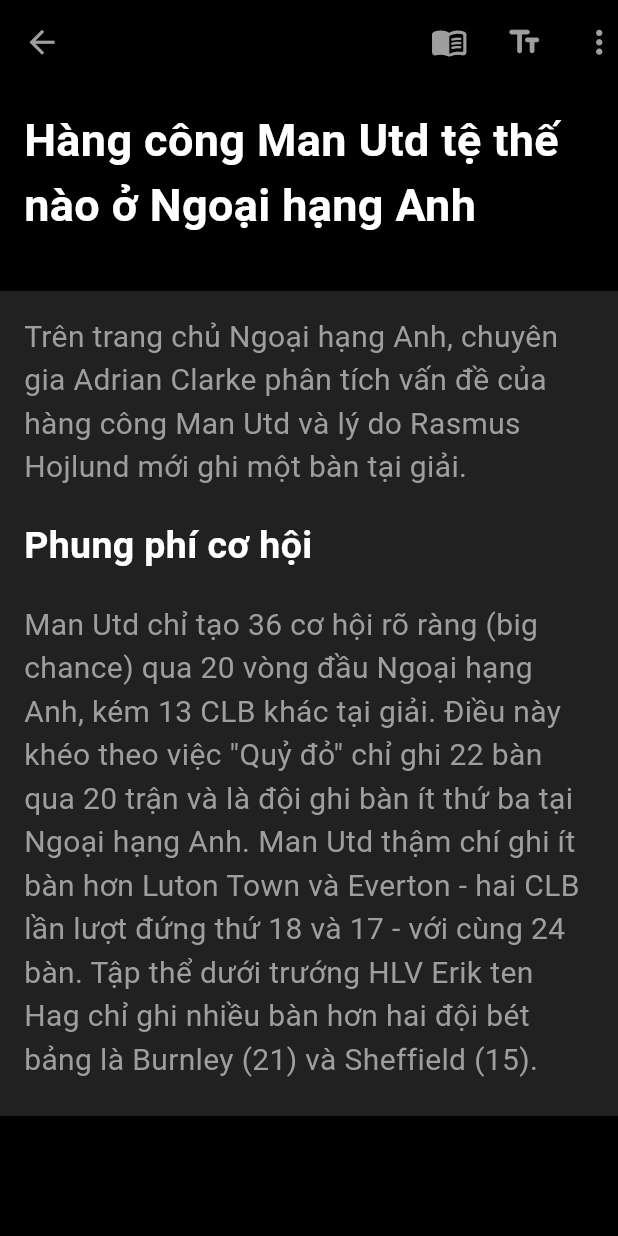
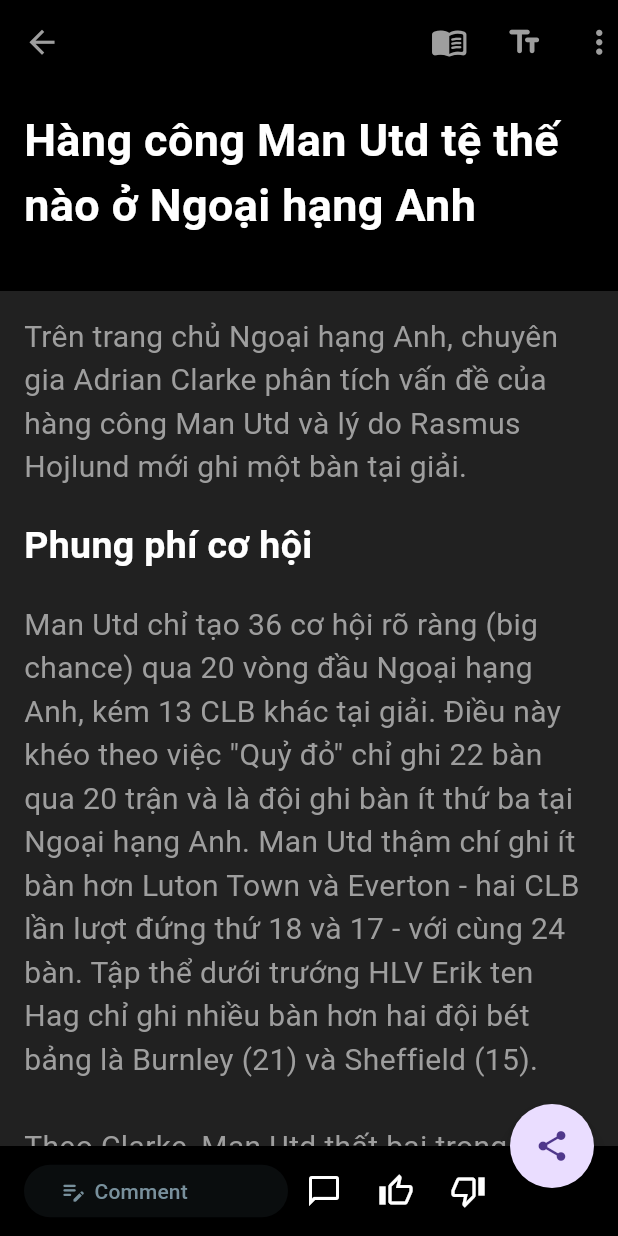
Before and after one commit to thanhNgan13/CS2-New, a Flutter app: the screen it shows after launch, after a tap on "VNExpress", on a phone screen of 412 x 824 dp. Run offline on Flutter 3.47's test engine with Material 3 defaults, Android fonts, the phone set to English and light mode, and no system bars; our stand-ins replace country_picker, video_player; network calls fail.

Commit message:
Update 23/01/2024

```diff
--- a/lib/src/views/pages/home.dart
+++ b/lib/src/views/pages/home.dart
@@ -23,8 +23,8 @@ class HomePage extends StatelessWidget {
         ],
         images: [
           'https://i1-thethao.vnecdn.net/2024/01/14/2024-01-08T204852Z-1703142120-3736-5554-1705207448.jpg?w=1020&h=0&q=100&dpr=1&fit=crop&s=-IZ3kjbZEXAK1zhPBsGgig',
-          'https://i1-thethao.vnecdn.net/2024/01/14/343937T-highres-jpeg-6405-1705207448.jpg?w=1020&h=0&q=100&dpr=1&fit=crop&s=D4RoWN5RQfJKccjTHb0pdg',
-          'https://i1-thethao.vnecdn.net/2024/01/14/Hojlund-v-Luton-jpeg-9670-1705207448.jpg?w=1020&h=0&q=100&dpr=1&fit=crop&s=Mmpd742x7LIjQeVk6N3RFw',
+          'https://i1-thethao.vnecdn.net/2024/01/14/2024-01-08T204852Z-1703142120-3736-5554-1705207448.jpg?w=1020&h=0&q=100&dpr=1&fit=crop&s=-IZ3kjbZEXAK1zhPBsGgig',
+          'https://i1-thethao.vnecdn.net/2024/01/14/2024-01-08T204852Z-1703142120-3736-5554-1705207448.jpg?w=1020&h=0&q=100&dpr=1&fit=crop&s=-IZ3kjbZEXAK1zhPBsGgig',
         ])
   ];
 
--- a/lib/src/widgets/BodyPost.dart
+++ b/lib/src/widgets/BodyPost.dart
@@ -170,9 +170,75 @@ class BodyPost extends StatelessWidget {
           ],
         ),
       ),
+      floatingActionButton: FloatingActionButton(
+        onPressed: () {},
+        shape: const CircleBorder(),
+        child: const Icon(Icons.share),
+      ),
+      floatingActionButtonLocation: FloatingActionButtonLocation.endDocked,
       bottomNavigationBar: BottomAppBar(
         color: Colors.black,
-        child: Row(),
+        height: 60,
+        child: Row(
+          crossAxisAlignment: CrossAxisAlignment.center,
+          children: [
+            Expanded(
+              child: ElevatedButton(
+                onPressed: () {},
+                style: ButtonStyle(
+                  minimumSize: MaterialStateProperty.all(const Size(140, 35)),
+                  backgroundColor: MaterialStateProperty.all<Color>(
+                      Colors.blueGrey.withOpacity(0.1)),
+                ),
+                child: Row(
+                  children: [
+                    Icon(
+                      Icons.edit_note_rounded,
+                      color: Colors.blueGrey[400],
+                    ),
+                    const SizedBox(
+                      width: 5,
+                    ),
+                    Text(
+                      'Comment',
+                      style: TextStyle(color: Colors.blueGrey[400]),
+                    ),
+                  ],
+                ),
+              ),
+            ),
+            IconButton(
+              onPressed: () {},
+              padding: const EdgeInsets.only(bottom: 0),
+              icon: Transform.scale(
+                scaleX: -1,
+                child: const Icon(
+                  Icons.mode_comment_outlined,
+                  color: Colors.white,
+                ),
+              ),
+            ),
+            IconButton(
+              onPressed: () {},
+              padding: const EdgeInsets.only(bottom: 0),
+              icon: const Icon(
+                Icons.thumb_up_off_alt_outlined,
+                color: Colors.white,
+              ),
+            ),
+            IconButton(
+              onPressed: () {},
+              padding: const EdgeInsets.only(bottom: 0),
+              icon: const Icon(
+                Icons.thumb_down_alt_outlined,
+                color: Colors.white,
+              ),
+            ),
+            SizedBox(
+              width: 60,
+            ),
+          ],
+        ),
       ),
     );
   }
--- a/lib/src/widgets/MyPost.dart
+++ b/lib/src/widgets/MyPost.dart
@@ -18,7 +18,10 @@ class MyPost extends StatelessWidget {
         onTap: () {
           Navigator.push(
             context,
-            MaterialPageRoute(builder: (context) => BodyPost(post: post,)),
+            MaterialPageRoute(
+                builder: (context) => BodyPost(
+                      post: post,
+                    )),
           );
         },
         child: Column(
@@ -40,7 +43,7 @@ class MyPost extends StatelessWidget {
                     children: [
                       ClipOval(
                         child: Image.network(
-                          'https://scontent.fdad3-1.fna.fbcdn.net/v/t39.30808-6/336272922_269688702051800_3605603259970413830_n.png?_nc_cat=1&ccb=1-7&_nc_sid=efb6e6&_nc_eui2=AeG32cWS97tqpSE2eFJFBQ7Q_trxT86EzPj-2vFPzoTM-Kw9cqIjBiB6RY-YuIThqj462XmaNDKeubvHvlVDoYFA&_nc_ohc=XZUDx43O4mQAX_FRBNS&_nc_ht=scontent.fdad3-1.fna&oh=00_AfCLPHWFlwyVL4bx546mUA9h6_Ak_V1MUfpPw2-6heOamw&oe=65AB4D9B',
+                          'https://inkythuatso.com/uploads/thumbnails/800/2021/11/logo-mu-inkythuatso-3-01-05-15-53-03.jpg',
                           width: 20,
                           height: 20,
                           fit: BoxFit.cover,
```
